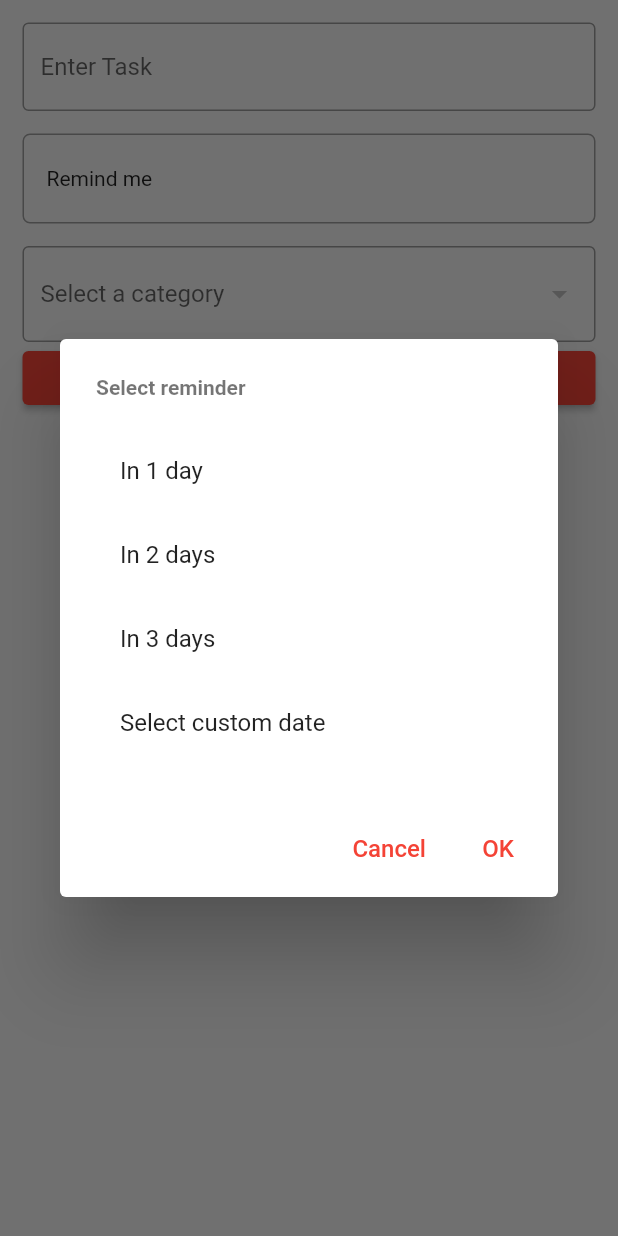
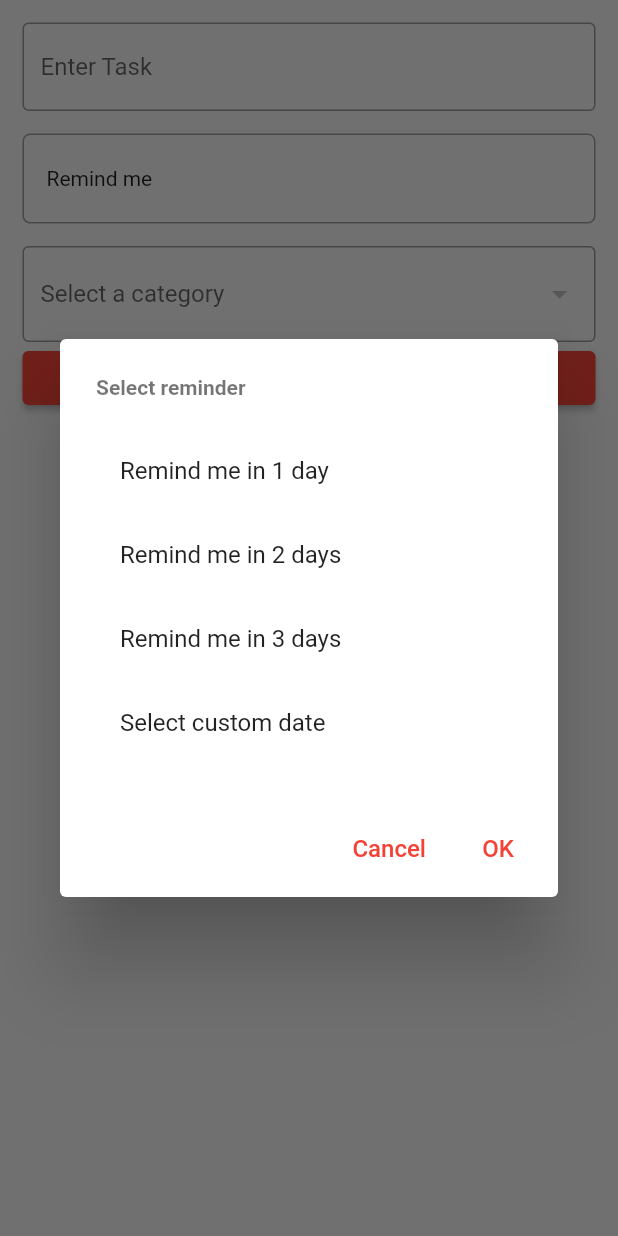
Before and after one commit to Imagine-Me/todo, a Flutter app: the TodoForm widget shown alone on an empty page, opened directly, after a tap on "Remind me", on a phone screen of 412 x 824 dp. Run offline on Flutter 3.47's test engine with Material 2 defaults, Android fonts, the phone set to English and light mode, and no system bars; our stand-ins replace bloc, drift, equatable, flutter_bloc; accounts and stored records are empty; generated files the repository leaves out were written again.

Commit message:
implement todo remindme pop up

```diff
--- a/lib/src/presentation/widgets/todo_form.dart
+++ b/lib/src/presentation/widgets/todo_form.dart
@@ -133,6 +133,7 @@ class _TodoFormState extends State<TodoForm> {
                           context: context,
                           builder: (_) => RemindMeAlert(
                                 onRemindFormSubmit: selectRemindMeDate,
+                                selectedRemindMe: remindMeDate,
                               ));
                     },
                     child: Container(
--- a/lib/src/presentation/widgets/todo_remind_alert.dart
+++ b/lib/src/presentation/widgets/todo_remind_alert.dart
@@ -1,12 +1,13 @@
+import 'package:flutter/foundation.dart';
 import 'package:flutter/material.dart';
 import 'package:intl/intl.dart';
 
 class RemindMeAlert extends StatefulWidget {
-  const RemindMeAlert({Key? key, required this.onRemindFormSubmit})
+  const RemindMeAlert({Key? key, required this.onRemindFormSubmit, this.selectedRemindMe})
       : super(key: key);
 
   final Function(Map<String, DateTime>?) onRemindFormSubmit;
-
+  final Map<String, DateTime>? selectedRemindMe;
   @override
   State<RemindMeAlert> createState() => _RemindMeAlertState();
 }
@@ -14,56 +15,27 @@ class RemindMeAlert extends StatefulWidget {
 class _RemindMeAlertState extends State<RemindMeAlert> {
   String? selectedDay;
   DateTime? selectedDate;
+  late final DateTime createDate;
 
-  Widget tile(String title) {
-    return ListTile(
-      onTap: () {
-        setState(() {
-          selectedDate = null;
-        });
-        if (title == selectedDay) {
-          setState(() {
-            selectedDay = null;
-          });
-        } else {
-          setState(() {
-            selectedDay = title;
-          });
-        }
-      },
-      tileColor: selectedDay == title ? Colors.red : null,
-      title: Text(title),
-    );
+  Map<String, DateTime>? selectedRemindMe;
+
+  late final List<Map<String, DateTime>> dayList;
+
+  @override
+  void initState() {
+    super.initState();
+    createDate = DateTime.now();
+    selectedRemindMe = widget.selectedRemindMe;
+    dayList = [
+      {'Remind me in 1 day': createDate.add(const Duration(days: 1))},
+      {'Remind me in 2 days': createDate.add(const Duration(days: 2))},
+      {'Remind me in 3 days': createDate.add(const Duration(days: 3))},
+    ];
   }
 
   void onSubmit() {
     Navigator.pop(context, 'OK');
-    if (selectedDay != null) {
-      switch (selectedDay) {
-        case 'In 1 day':
-          widget.onRemindFormSubmit({
-            'Remind me in 1 day': DateTime.now().add(const Duration(days: 1))
-          });
-          break;
-        case 'In 2 days':
-          widget.onRemindFormSubmit({
-            'Remind me in 2 day': DateTime.now().add(const Duration(days: 2))
-          });
-          break;
-        case 'In 3 days':
-          widget.onRemindFormSubmit({
-            'Remind me in 3 day': DateTime.now().add(const Duration(days: 3))
-          });
-          break;
-      }
-    } else if (selectedDate != null) {
-      widget.onRemindFormSubmit({
-        'Remind me on ${DateFormat('yyyy-MM-dd').format(selectedDate!)}':
-            selectedDate!
-      });
-    } else {
-      widget.onRemindFormSubmit(null);
-    }
+    widget.onRemindFormSubmit(selectedRemindMe);
   }
 
   @override
@@ -72,14 +44,33 @@ class _RemindMeAlertState extends State<RemindMeAlert> {
       title: const Text('Select reminder'),
       content: Wrap(
         children: [
-          tile('In 1 day'),
-          tile('In 2 days'),
-          tile('In 3 days'),
+          ...dayList.map((day) => ListTile(
+                title: Text(day.keys.first),
+                tileColor: selectedRemindMe != null &&
+                        (day.keys.first == selectedRemindMe!.keys.first)
+                    ? Colors.red
+                    : null,
+                onTap: () {
+                  if (mapEquals(selectedRemindMe, day)) {
+                    setState(() {
+                      selectedRemindMe = null;
+                    });
+                  } else {
+                    setState(() {
+                      selectedRemindMe = day;
+                    });
+                  }
+                },
+              )),
           ListTile(
-            title: selectedDate == null
-                ? const Text('Select custom date')
-                : Text('On ${DateFormat('yyyy-MM-dd').format(selectedDate!)}'),
-            tileColor: selectedDate == null ? null : Colors.red,
+            title: selectedRemindMe != null &&
+                    (!selectedRemindMe!.keys.first.contains('day'))
+                ? Text(selectedRemindMe!.keys.first)
+                : const Text('Select custom date'),
+            tileColor: selectedRemindMe != null &&
+                    (!selectedRemindMe!.keys.first.contains('day'))
+                ? Colors.red
+                : null,
             onTap: () async {
               final DateTime? picked = await showDatePicker(
                   context: context,
@@ -88,13 +79,15 @@ class _RemindMeAlertState extends State<RemindMeAlert> {
                   lastDate: DateTime(2101));
               if (picked != null && selectedDate != picked) {
                 setState(() {
-                  selectedDay = null;
-                  selectedDate = picked;
+                  selectedRemindMe = {
+                    'Remind me on ${DateFormat('yyyy-MM-dd').format(picked)}':
+                        picked
+                  };
                 });
               }
               if (picked == null) {
                 setState(() {
-                  selectedDate = null;
+                  selectedRemindMe = null;
                 });
               }
             },
```
